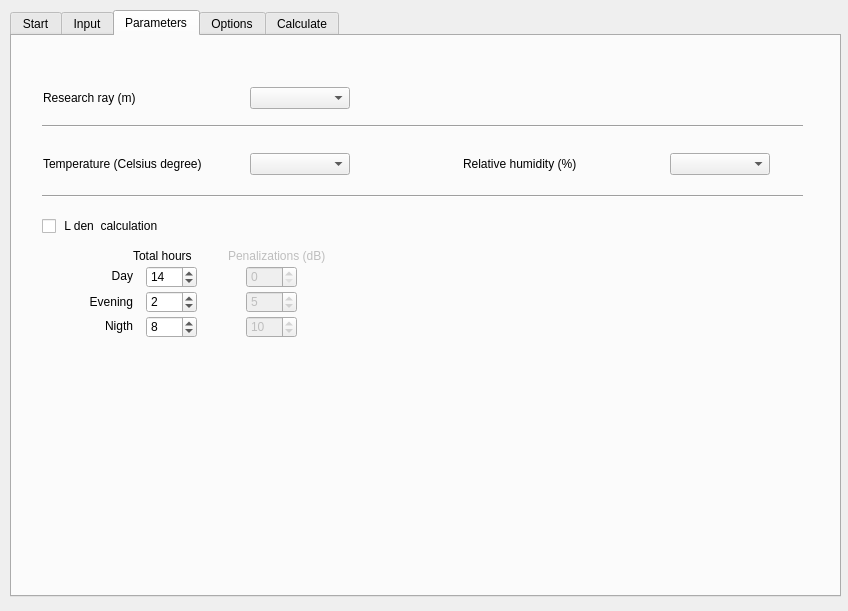
First picture: the form in tools/ui_CalculateNoiseLevels.ui, repository Arpapiemonte/openoise-map, before the edit.
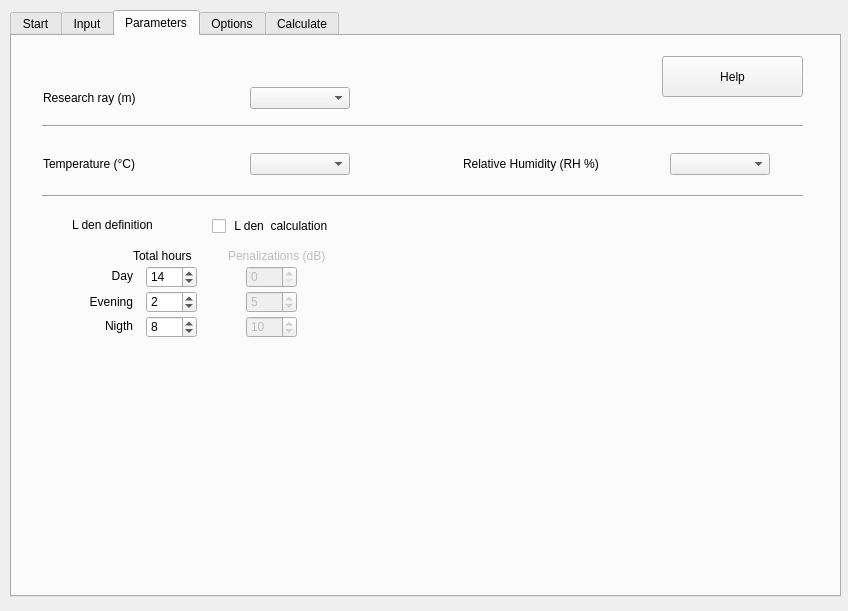
Second picture: the form after the edit. The open tabs and pages were chosen to show the change. Custom widgets are drawn as their Qt base class.

```diff
--- a/tools/ui_CalculateNoiseLevels.ui
+++ b/tools/ui_CalculateNoiseLevels.ui
@@ -459,7 +459,7 @@
     <widget class="QCheckBox" name="L_den_checkBox">
      <property name="geometry">
       <rect>
-       <x>30</x>
+       <x>200</x>
        <y>180</y>
        <width>171</width>
        <height>20</height>
@@ -744,7 +744,7 @@
          </size>
         </property>
         <property name="text">
-         <string>Temperature (Celsius degree)</string>
+         <string>Temperature (°C)</string>
         </property>
         <property name="alignment">
          <set>Qt::AlignLeading|Qt::AlignLeft|Qt::AlignVCenter</set>
@@ -794,7 +794,7 @@
          </size>
         </property>
         <property name="text">
-         <string>Relative humidity (%)</string>
+         <string>Relative Humidity (RH %)</string>
         </property>
         <property name="alignment">
          <set>Qt::AlignLeading|Qt::AlignLeft|Qt::AlignVCenter</set>
@@ -819,6 +819,32 @@
       </item>
      </layout>
     </widget>
+    <widget class="QLabel" name="label_3">
+     <property name="geometry">
+      <rect>
+       <x>60</x>
+       <y>180</y>
+       <width>121</width>
+       <height>17</height>
+      </rect>
+     </property>
+     <property name="text">
+      <string>L den definition</string>
+     </property>
+    </widget>
+    <widget class="QPushButton" name="HelpParameters">
+     <property name="geometry">
+      <rect>
+       <x>650</x>
+       <y>20</y>
+       <width>141</width>
+       <height>41</height>
+      </rect>
+     </property>
+     <property name="text">
+      <string>Help</string>
+     </property>
+    </widget>
    </widget>
    <widget class="QWidget" name="tabDebug">
     <property name="whatsThis">
```
Left out of the diff: 2 changed lines with no effect on the pictures.
